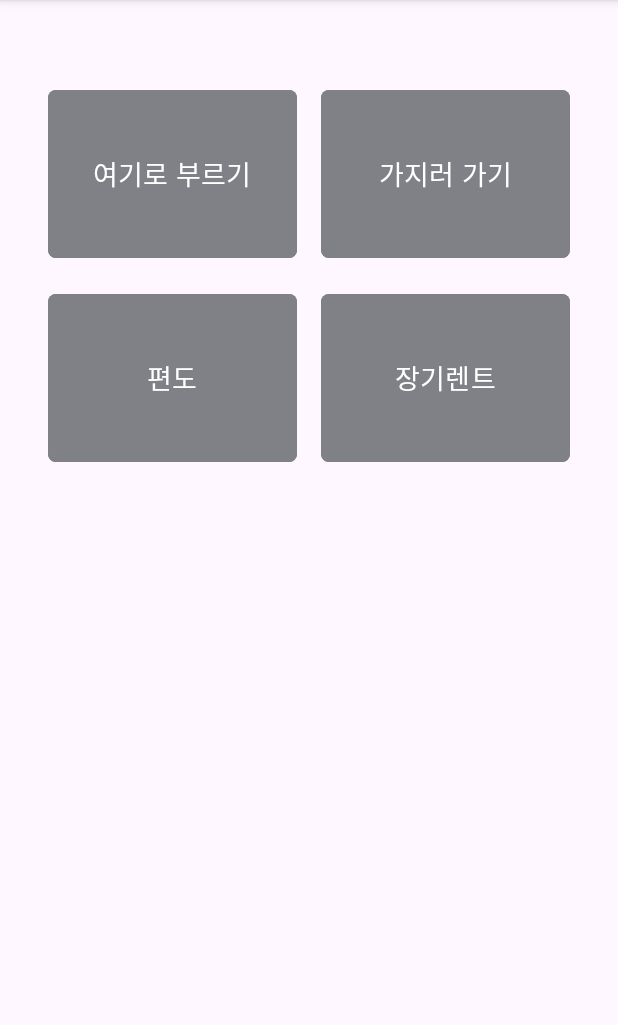
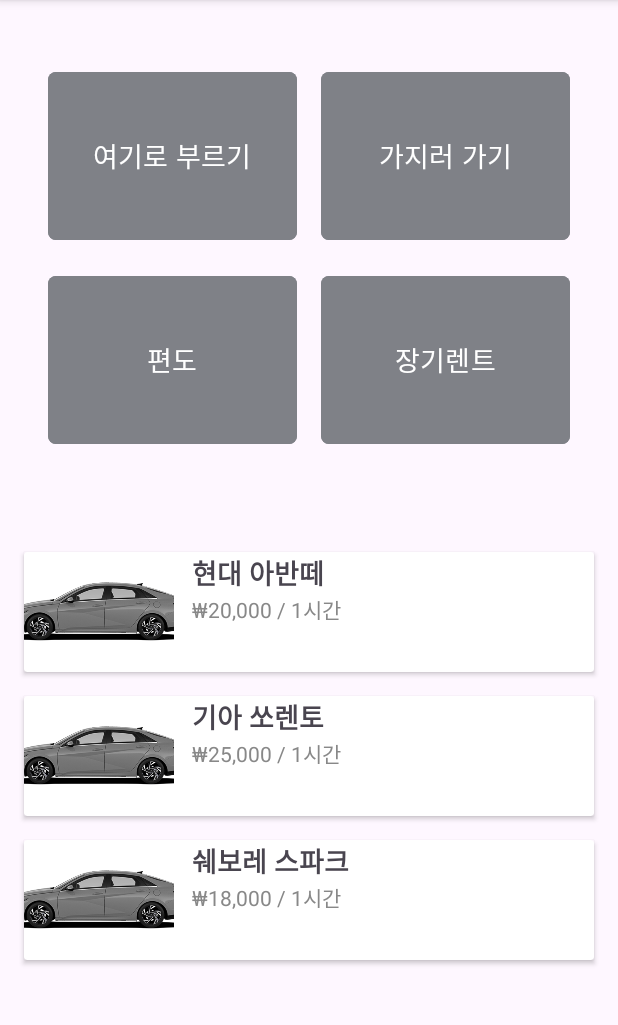
Before and after one commit to chltj/SsaCar, an Android app: the screen it shows after launch (MainActivity), on a phone screen of 412 x 824 dp, the part 120-1145 px from its top. Run offline under Robolectric (Android 15) with nearby library versions, the phone set to English and light mode, and no system bars.

Commit message:
메인페이지(차량리스트 초안)

```diff
--- a/app/build.gradle
+++ b/app/build.gradle
@@ -38,4 +38,7 @@ dependencies {
     testImplementation libs.junit
     androidTestImplementation libs.ext.junit
     androidTestImplementation libs.espresso.core
+    implementation("com.google.android.gms:play-services-maps:19.0.0")
+    implementation("com.squareup.okhttp3:okhttp:4.12.0")
+    implementation 'com.google.code.gson:gson:2.13.1'
 }
--- a/app/src/main/AndroidManifest.xml
+++ b/app/src/main/AndroidManifest.xml
@@ -27,6 +27,8 @@
         <activity android:name=".PickupActivity" />
         <activity android:name=".OnewayActivity" />
         <activity android:name=".LongtermActivity" />
+        <activity android:name=".CarDetailActivity" />
+
 
     </application>
 
--- /dev/null
+++ b/app/src/main/java/kr/ac/mjc/ssacar/Car.java
@@ -0,0 +1,17 @@
+package kr.ac.mjc.ssacar;
+
+public class Car {
+    private String name;
+    private String price;
+    private int imageResId;
+
+    public Car(String name, String price, int imageResId) {
+        this.name = name;
+        this.price = price;
+        this.imageResId = imageResId;
+    }
+
+    public String getName() { return name; }
+    public String getPrice() { return price; }
+    public int getImageResId() { return imageResId; }
+}
--- /dev/null
+++ b/app/src/main/java/kr/ac/mjc/ssacar/CarAdapter.java
@@ -0,0 +1,65 @@
+package kr.ac.mjc.ssacar;
+
+import android.content.Context;
+import android.content.Intent;
+import android.view.LayoutInflater;
+import android.view.View;
+import android.view.ViewGroup;
+import android.widget.ImageView;
+import android.widget.TextView;
+
+import androidx.annotation.NonNull;
+import androidx.recyclerview.widget.RecyclerView;
+
+import java.util.List;
+
+public class CarAdapter extends RecyclerView.Adapter<CarAdapter.CarViewHolder> {
+
+    private Context context;
+    private List<Car> carList;
+
+    public CarAdapter(Context context, List<Car> carList) {
+        this.context = context;
+        this.carList = carList;
+    }
+
+    @NonNull
+    @Override
+    public CarViewHolder onCreateViewHolder(@NonNull ViewGroup parent, int viewType) {
+        View view = LayoutInflater.from(context).inflate(R.layout.item_car, parent, false);
+        return new CarViewHolder(view);
+    }
+
+    @Override
+    public void onBindViewHolder(@NonNull CarViewHolder holder, int position) {
+        Car car = carList.get(position);
+        holder.carName.setText(car.getName());
+        holder.carPrice.setText(car.getPrice());
+        holder.carImage.setImageResource(car.getImageResId());
+        holder.itemView.setOnClickListener(v -> {
+            Intent intent = new Intent(context, CarDetailActivity.class);
+            intent.putExtra("car_name", car.getName());
+            intent.putExtra("car_price", car.getPrice());
+            intent.putExtra("car_image", car.getImageResId());
+            context.startActivity(intent);
+        });
+
+    }
+
+    @Override
+    public int getItemCount() {
+        return carList.size();
+    }
+
+    public static class CarViewHolder extends RecyclerView.ViewHolder {
+        TextView carName, carPrice;
+        ImageView carImage;
+
+        public CarViewHolder(@NonNull View itemView) {
+            super(itemView);
+            carName = itemView.findViewById(R.id.carName);
+            carPrice = itemView.findViewById(R.id.carPrice);
+            carImage = itemView.findViewById(R.id.carImage);
+        }
+    }
+}
--- a/app/src/main/java/kr/ac/mjc/ssacar/MainActivity.java
+++ b/app/src/main/java/kr/ac/mjc/ssacar/MainActivity.java
@@ -6,6 +6,11 @@ import android.view.View;
 import android.widget.Button;
 import android.widget.ImageView;
 import androidx.appcompat.app.AppCompatActivity;
+import androidx.recyclerview.widget.LinearLayoutManager;
+import androidx.recyclerview.widget.RecyclerView;
+
+import java.util.ArrayList;
+import java.util.List;
 
 public class MainActivity extends AppCompatActivity {
 
@@ -15,6 +20,17 @@ public class MainActivity extends AppCompatActivity {
     protected void onCreate(Bundle savedInstanceState) {
         super.onCreate(savedInstanceState);
         setContentView(R.layout.activity_main);
+
+        RecyclerView carRecyclerView = findViewById(R.id.carRecyclerView);
+        carRecyclerView.setLayoutManager(new LinearLayoutManager(this));
+
+        List<Car> cars = new ArrayList<>();
+        cars.add(new Car("현대 아반떼", "₩20,000 / 1시간", R.drawable.sample_car));
+        cars.add(new Car("기아 쏘렌토", "₩25,000 / 1시간", R.drawable.sample_car));
+        cars.add(new Car("쉐보레 스파크", "₩18,000 / 1시간", R.drawable.sample_car));
+
+        CarAdapter adapter = new CarAdapter(this, cars);
+        carRecyclerView.setAdapter(adapter);
 
         Button btnCallHere, btnPickup, btnOneway, btnLongterm;
 
--- a/app/src/main/res/layout/activity_main.xml
+++ b/app/src/main/res/layout/activity_main.xml
@@ -17,7 +17,6 @@
         android:orientation="horizontal"
         android:padding="10dp">
 
-        <!-- 앱 이름 -->
         <TextView
             android:id="@+id/appTitle"
             android:layout_width="0dp"
@@ -29,7 +28,6 @@
             android:textSize="30dp"
             android:textStyle="bold|italic" />
 
-        <!-- 알림 아이콘 -->
         <ImageView
             android:id="@+id/notificationIcon"
             android:layout_width="32dp"
@@ -38,7 +36,6 @@
             android:contentDescription="Notifications"
             android:src="@drawable/ic_notifications" />
 
-        <!-- 마이페이지 아이콘 -->
         <ImageView
             android:id="@+id/mypageIcon"
             android:layout_width="32dp"
@@ -46,18 +43,19 @@
             android:layout_marginRight="20dp"
             android:contentDescription="My Page"
             android:src="@drawable/ic_mypage" />
+    </LinearLayout>
 
-    </LinearLayout>
+    <!-- 메인 메뉴 -->
     <GridLayout
         android:id="@+id/main_menu"
+        android:layout_below="@id/top_bar"
         android:layout_width="match_parent"
         android:layout_height="wrap_content"
-        android:layout_below="@id/top_bar"
         android:columnCount="2"
         android:rowCount="2"
         android:padding="24dp"
-        android:layout_marginTop="24dp"
-        android:layout_marginBottom="24dp">
+        android:layout_marginTop="12dp"
+        android:layout_marginBottom="12dp">
 
         <Button
             android:id="@+id/btn_call_here"
@@ -112,7 +110,13 @@
             app:cornerRadius="5dp"/>
     </GridLayout>
 
-
-    <!-- 아래 내용 추가 가능 -->
+    <!-- 차량 리스트 -->
+    <androidx.recyclerview.widget.RecyclerView
+        android:id="@+id/carRecyclerView"
+        android:layout_below="@id/main_menu"
+        android:layout_width="match_parent"
+        android:layout_height="match_parent"
+        android:padding="8dp"
+        android:layout_marginTop="8dp" />
 
 </RelativeLayout>
--- /dev/null
+++ b/app/src/main/res/layout/item_car.xml
@@ -0,0 +1,46 @@
+<?xml version="1.0" encoding="utf-8"?>
+<androidx.cardview.widget.CardView xmlns:android="http://schemas.android.com/apk/res/android"
+    android:layout_width="match_parent"
+    android:layout_height="wrap_content"
+    android:layout_margin="8dp"
+    android:elevation="4dp"
+    android:padding="8dp">
+
+    <LinearLayout
+        android:orientation="horizontal"
+        android:layout_width="match_parent"
+        android:layout_height="wrap_content">
+
+        <ImageView
+            android:id="@+id/carImage"
+            android:layout_width="100dp"
+            android:layout_height="80dp"
+            android:scaleType="centerCrop"
+            android:src="@drawable/sample_car" />
+
+        <LinearLayout
+            android:orientation="vertical"
+            android:layout_marginStart="12dp"
+            android:layout_width="0dp"
+            android:layout_weight="1"
+            android:layout_height="wrap_content">
+
+            <TextView
+                android:id="@+id/carName"
+                android:layout_width="wrap_content"
+                android:layout_height="wrap_content"
+                android:text="현대 아반떼"
+                android:textSize="18sp"
+                android:textStyle="bold" />
+
+            <TextView
+                android:id="@+id/carPrice"
+                android:layout_width="wrap_content"
+                android:layout_height="wrap_content"
+                android:text="₩20,000 / 1시간"
+                android:textColor="#888888"
+                android:textSize="14sp" />
+
+        </LinearLayout>
+    </LinearLayout>
+</androidx.cardview.widget.CardView>
```
Also changed, not shown: app/src/main/java/kr/ac/mjc/ssacar/CarDetailActivity.java (added, +27 -0 lines), app/src/main/res/layout/activity_car_detail.xml (added, +31 -0 lines), app/src/main/res/drawable/sample_car.png (added).
